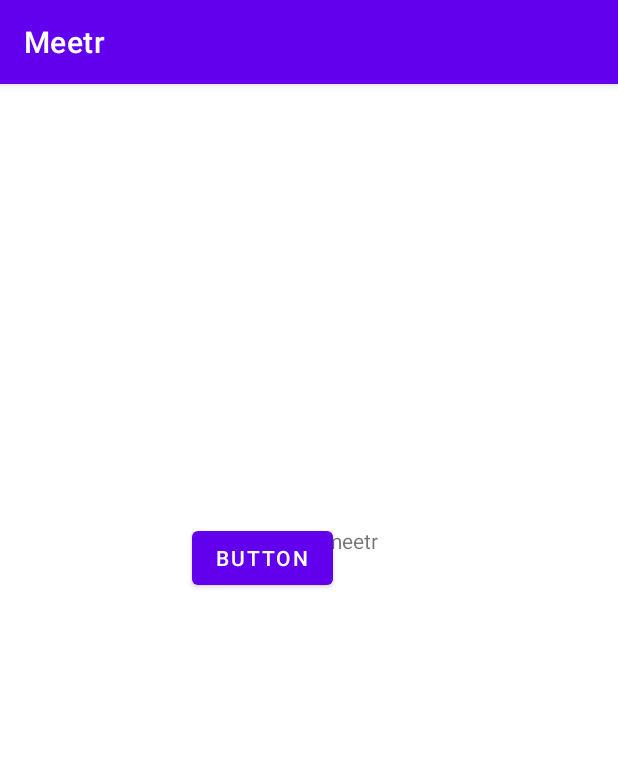
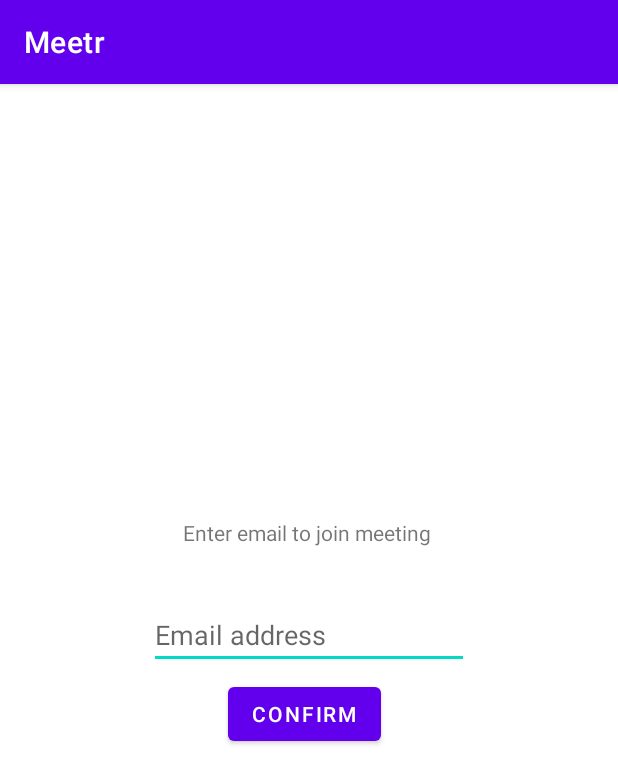
Before and after one commit to elibes/meetr, an Android app: the screen it shows after launch (MainActivity), on a phone screen of 412 x 824 dp. Shown: the top 784 px of the screen. Run offline under Robolectric (Android 15) with nearby library versions, the phone set to English and light mode, and no system bars.

Commit message:
XML file for login. First edition login code. Should be moved to seperate model for different.
We should get one xml file per state to differentiate.

```diff
--- a/app/src/main/java/com/group7/meetr/MainActivity.java
+++ b/app/src/main/java/com/group7/meetr/MainActivity.java
@@ -6,19 +6,27 @@ import android.os.Bundle;
 import android.util.Log;
 import android.view.View;
 import android.widget.Button;
+import android.widget.TextView;
 
 public class MainActivity extends AppCompatActivity {
 
     @Override
     protected void onCreate(Bundle savedInstanceState) {
+
         super.onCreate(savedInstanceState);
-        setContentView(R.layout.activity_main); // set till en xml view
-
-        Button button = (Button) findViewById(R.id.button_test_to_login);
+        setContentView(R.layout.login_page); // set till en xml view
+        Button button = (Button) findViewById(R.id.btnConfirmEmail);
         button.setOnClickListener(new View.OnClickListener() {
             public void onClick(View v) {
                 Log.d("BUTTONS", "User tapped the Supabutton");
-                setContentView(R.layout.login_page);
+                TextView txt = findViewById(R.id.txtViewHint);
+                //txt.setAllCaps(true);
+                TextView txt2 = findViewById(R.id.editTextTextEmailAddress);
+
+                Log.d("DEBUG_EMAIL_OUTPUT", txt2.getText().toString());
+
+                // för att få output till nästa steg ta txt2.gettext
+
             }
         });
     }
--- a/app/src/main/res/layout/login_page.xml
+++ b/app/src/main/res/layout/login_page.xml
@@ -6,12 +6,12 @@
     android:layout_height="match_parent">
 
     <Button
-        android:id="@+id/button"
+        android:id="@+id/btnConfirmEmail"
         android:layout_width="wrap_content"
         android:layout_height="wrap_content"
-        android:layout_marginStart="154dp"
-        android:layout_marginTop="477dp"
-        android:text="confirm"
+        android:layout_marginStart="152dp"
+        android:layout_marginTop="396dp"
+        android:text="@string/confirm"
         app:layout_constraintStart_toStartOf="parent"
         app:layout_constraintTop_toTopOf="parent" />
 
@@ -23,20 +23,21 @@
         android:layout_marginTop="36dp"
         android:layout_marginEnd="101dp"
         android:ems="10"
-        android:hint="Email address"
+        android:hint="@string/email_address"
         android:inputType="textEmailAddress"
         app:layout_constraintEnd_toEndOf="parent"
         app:layout_constraintStart_toStartOf="parent"
-        app:layout_constraintTop_toBottomOf="@+id/textView"
-        tools:ignore="TouchTargetSizeCheck" />
+        app:layout_constraintTop_toBottomOf="@+id/txtViewHint"
+        tools:ignore="TouchTargetSizeCheck"
+        android:autofillHints="" />
 
     <TextView
-        android:id="@+id/textView"
+        android:id="@+id/txtViewHint"
         android:layout_width="wrap_content"
         android:layout_height="wrap_content"
         android:layout_marginStart="122dp"
         android:layout_marginTop="289dp"
-        android:text="Enter email to join meeting"
+        android:text="@string/enter_email_to_join_meeting"
         app:layout_constraintStart_toStartOf="parent"
         app:layout_constraintTop_toTopOf="parent" />
 </androidx.constraintlayout.widget.ConstraintLayout>
--- a/app/src/main/res/values/strings.xml
+++ b/app/src/main/res/values/strings.xml
@@ -1,3 +1,6 @@
 <resources>
     <string name="app_name">Meetr</string>
+    <string name="confirm">confirm</string>
+    <string name="email_address">Email address</string>
+    <string name="enter_email_to_join_meeting">Enter email to join meeting</string>
 </resources>
```
Also changed, not shown: app/src/main/res/layout/old_shit.xml (renamed from app/src/main/res/layout/activity_main.xml).
